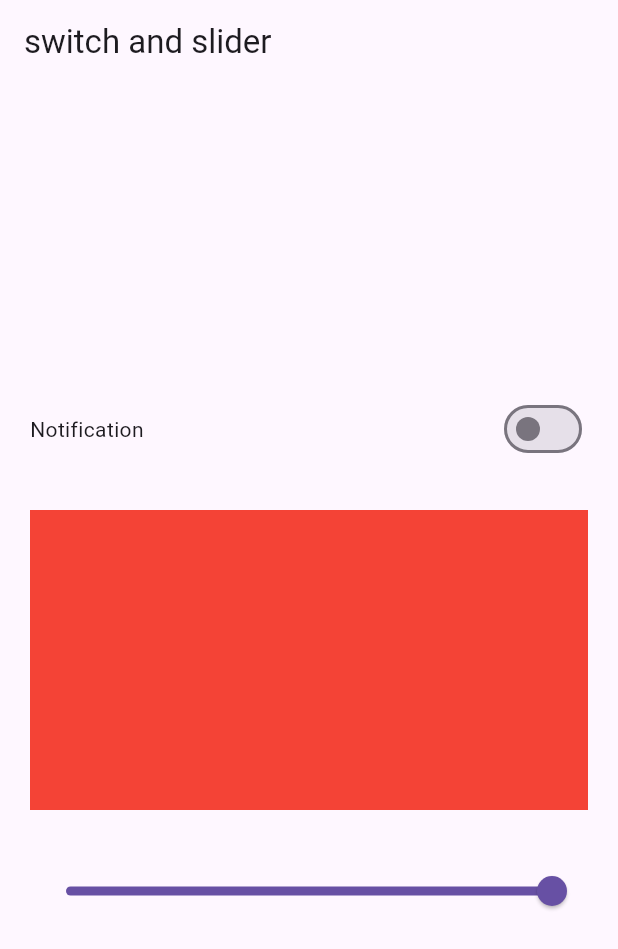
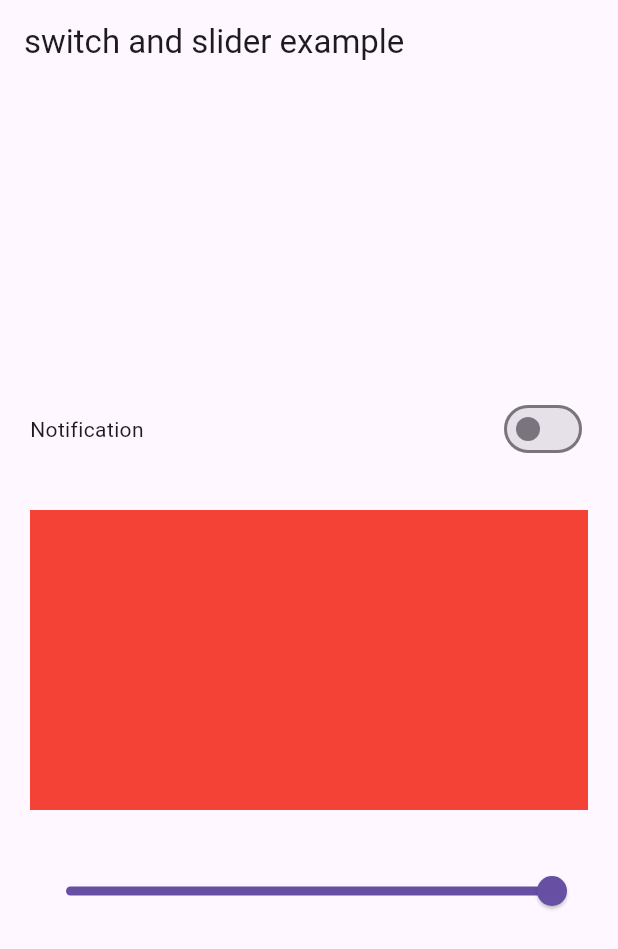
Before and after one commit to azix-khan/Flutter-Bloc_practice, a Flutter app: the screen it shows after launch, on a phone screen of 412 x 824 dp. Shown: the top 949 px of the screen. Run offline on Flutter 3.47's test engine with Material 3 defaults, Android fonts, the light colour scheme and no system bars; our stand-ins replace bloc, equatable, flutter_bloc.

Commit message:
Re-structured

```diff
--- a/lib/UI/Switch_Slider/switch_slider_screen.dart
+++ b/lib/UI/Switch_Slider/switch_slider_screen.dart
@@ -16,7 +16,7 @@ class _SwitchSliderScreenState extends State<SwitchSliderScreen> {
   Widget build(BuildContext context) {
     return Scaffold(
       appBar: AppBar(
-        title: const Text("switch and slider"),
+        title: const Text("switch and slider example"),
       ),
       body: Padding(
         padding: const EdgeInsets.symmetric(horizontal: 20),
```
